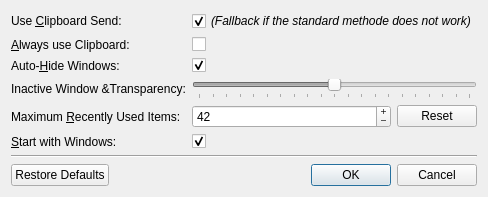
Skycoder42/UniInsert, file UnicodeUtil/settingsdialog.ui: the form before one commit.
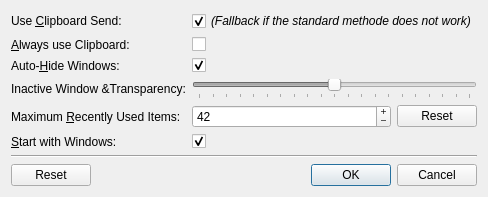
The form after the commit.

Commit message: wip reset dialog

```diff
--- a/UnicodeUtil/settingsdialog.ui
+++ b/UnicodeUtil/settingsdialog.ui
@@ -6,7 +6,7 @@
    <rect>
     <x>0</x>
     <y>0</y>
-    <width>439</width>
+    <width>446</width>
     <height>196</height>
    </rect>
   </property>
@@ -181,7 +181,7 @@
       <enum>Qt::Horizontal</enum>
      </property>
      <property name="standardButtons">
-      <set>QDialogButtonBox::Cancel|QDialogButtonBox::Ok|QDialogButtonBox::RestoreDefaults</set>
+      <set>QDialogButtonBox::Cancel|QDialogButtonBox::Ok|QDialogButtonBox::Reset</set>
      </property>
     </widget>
    </item>
```
The commit also changes 7 other files.
